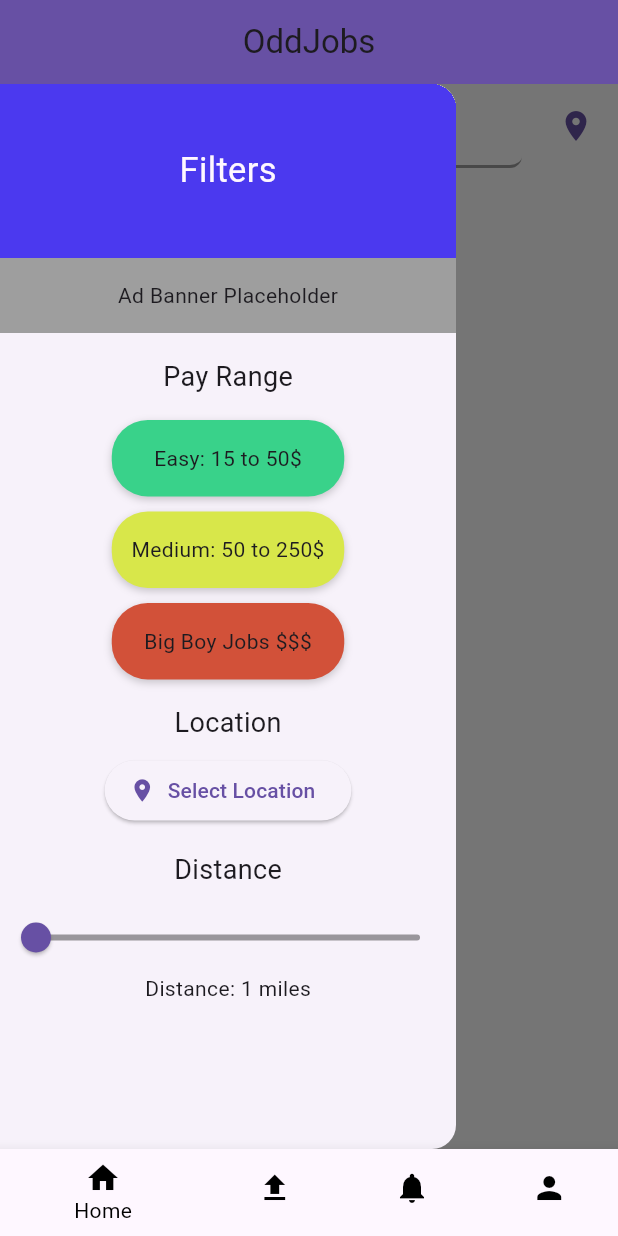
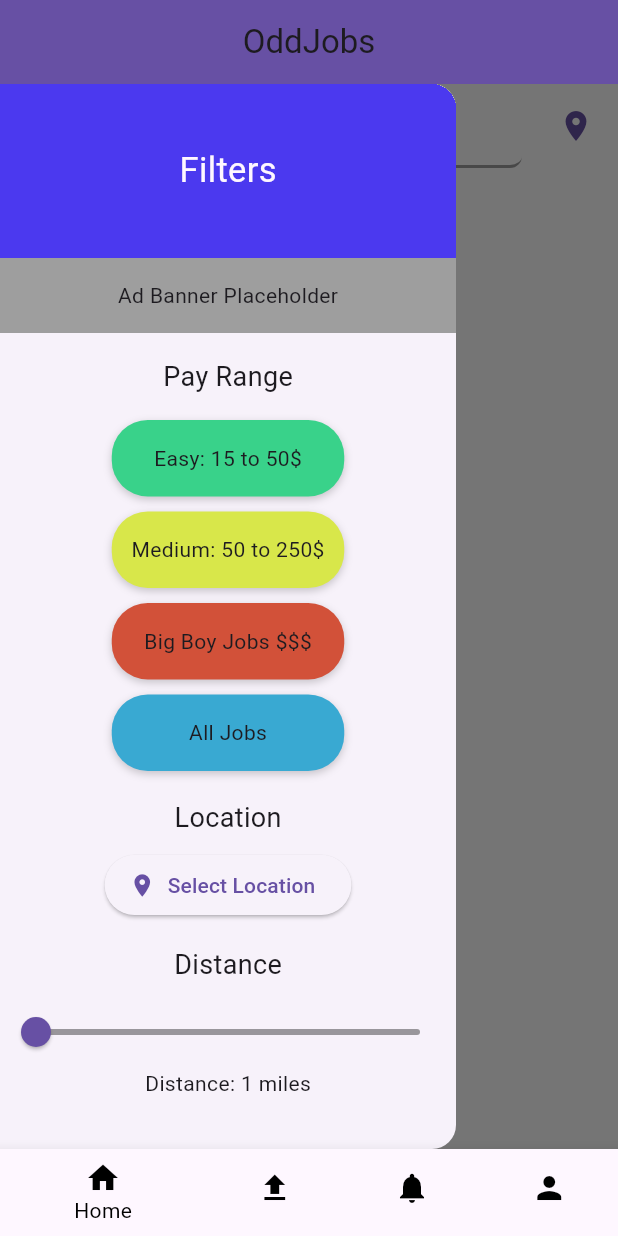
Before and after one commit to Sam-r-ai/Odd-Jobs, a Flutter app: the screen it shows after launch, with the side drawer open, on a phone screen of 412 x 824 dp. Run offline on Flutter 3.47's test engine with Material 3 defaults, Android fonts, the light colour scheme and no system bars; our stand-ins replace cloud_firestore, firebase_core, firebase_storage, google_fonts, image_picker; accounts and stored records are empty; network calls fail; Roboto replaces fonts that are missing (Readex Pro).

Commit message:
Update homepage.dart

```diff
--- a/odd_jobs/lib/homepage.dart
+++ b/odd_jobs/lib/homepage.dart
@@ -1,6 +1,8 @@
 import 'package:flutter/material.dart';
 import 'package:cloud_firestore/cloud_firestore.dart';
 import 'jobviewpage.dart';
+
+enum PayRange { easy, medium, bigBoy, all }
 
 class HomePageWidget extends StatefulWidget {
   const HomePageWidget({super.key});
@@ -14,6 +16,7 @@ class _HomePageWidgetState extends State<HomePageWidget> {
   TextEditingController? _searchBarTextController;
   FocusNode? _searchBarFocusNode;
   double? _expDistSliderValue = 1.0;
+  PayRange _selectedPayRange = PayRange.all;
 
   @override
   void initState() {
@@ -27,6 +30,26 @@ class _HomePageWidgetState extends State<HomePageWidget> {
     _searchBarTextController?.dispose();
     _searchBarFocusNode?.dispose();
     super.dispose();
+  }
+
+  Query<Map<String, dynamic>> _getQueryBasedOnFilter() {
+    Query<Map<String, dynamic>> query = FirebaseFirestore.instance.collection('Jobs');
+    switch (_selectedPayRange) {
+      case PayRange.easy:
+        query = query.where('Pay', isGreaterThanOrEqualTo: 15).where('Pay', isLessThanOrEqualTo: 50);
+        break;
+      case PayRange.medium:
+        query = query.where('Pay', isGreaterThan: 50).where('Pay', isLessThanOrEqualTo: 250);
+        break;
+      case PayRange.bigBoy:
+        query = query.where('Pay', isGreaterThan: 250);
+        break;
+      case PayRange.all:
+      default:
+        // No filter
+        break;
+    }
+    return query;
   }
 
   @override
@@ -85,6 +108,13 @@ class _HomePageWidgetState extends State<HomePageWidget> {
               ),
               Padding(
                 padding: const EdgeInsetsDirectional.fromSTEB(0, 8, 0, 0),
+                child: GestureDetector(
+                  onTap: () {
+                    setState(() {
+                      _selectedPayRange = PayRange.easy;
+                      Navigator.pop(context);
+                    });
+                  },
                   child: Container(
                     width: 155,
                     height: 51,
@@ -109,8 +139,16 @@ class _HomePageWidgetState extends State<HomePageWidget> {
                     ),
                   ),
                 ),
+              ),
               Padding(
                 padding: const EdgeInsetsDirectional.fromSTEB(0, 10, 0, 2),
+                child: GestureDetector(
+                  onTap: () {
+                    setState(() {
+                      _selectedPayRange = PayRange.medium;
+                      Navigator.pop(context);
+                    });
+                  },
                   child: Container(
                     width: 155,
                     height: 51,
@@ -135,8 +173,16 @@ class _HomePageWidgetState extends State<HomePageWidget> {
                     ),
                   ),
                 ),
+              ),
               Padding(
                 padding: const EdgeInsetsDirectional.fromSTEB(0, 8, 0, 0),
+                child: GestureDetector(
+                  onTap: () {
+                    setState(() {
+                      _selectedPayRange = PayRange.bigBoy;
+                      Navigator.pop(context);
+                    });
+                  },
                   child: Container(
                     width: 155,
                     height: 51,
@@ -156,6 +202,41 @@ class _HomePageWidgetState extends State<HomePageWidget> {
                         'Big Boy Jobs \$\$\$',
                         style: TextStyle(
                           fontFamily: 'Readex Pro',
+                        ),
+                      ),
+                    ),
+                  ),
+                ),
+              ),
+              Padding(
+                padding: const EdgeInsetsDirectional.fromSTEB(0, 10, 0, 2),
+                child: GestureDetector(
+                  onTap: () {
+                    setState(() {
+                      _selectedPayRange = PayRange.all;
+                      Navigator.pop(context);
+                    });
+                  },
+                  child: Container(
+                    width: 155,
+                    height: 51,
+                    decoration: BoxDecoration(
+                      color: const Color(0xFF39A9D2),
+                      boxShadow: const [
+                        BoxShadow(
+                          blurRadius: 4,
+                          color: Color(0x33000000),
+                          offset: Offset(0, 2),
+                        )
+                      ],
+                      borderRadius: BorderRadius.circular(24),
+                    ),
+                    child: const Center(
+                      child: Text(
+                        'All Jobs',
+                        style: TextStyle(
+                          fontFamily: 'Readex Pro',
+                        ),
                       ),
                     ),
                   ),
@@ -286,7 +367,7 @@ class _HomePageWidgetState extends State<HomePageWidget> {
                 child: Padding(
                   padding: const EdgeInsets.all(4),
                   child: StreamBuilder<QuerySnapshot>(
-                    stream: FirebaseFirestore.instance.collection('Jobs').snapshots(),
+                    stream: _getQueryBasedOnFilter().snapshots(),
                     builder: (context, snapshot) {
                       if (snapshot.connectionState == ConnectionState.waiting) {
                         return const Center(child: CircularProgressIndicator());
```
Lines whose indentation alone changed are shown as unchanged.
